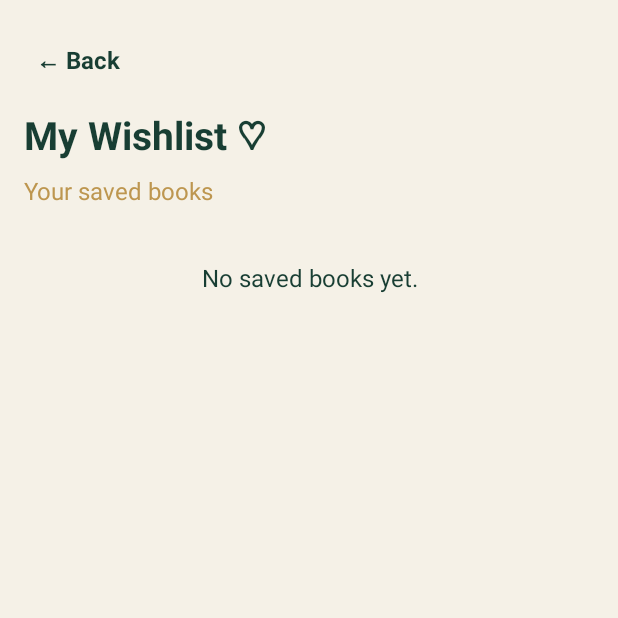
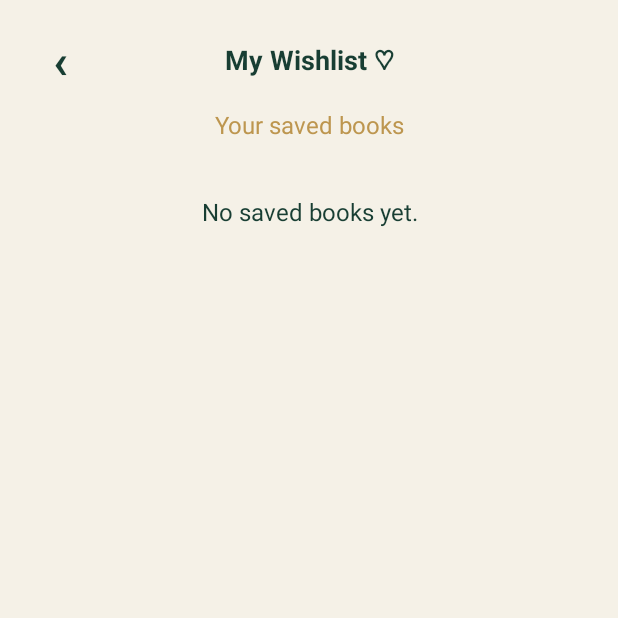
Before and after one commit to kellyMape/Novella-BookStore, an Android app: the WishlistActivity screen opened directly, with no data from a screen before it, on a phone screen of 412 x 824 dp, the top half of it. Run offline under Robolectric (Android 15) with nearby library versions, the phone set to English and light mode, and no system bars; our stand-ins replace Firebase (no records; nobody signed in at launch, a user with empty details on screens opened directly).

Commit message:
Wishlist header same as other screens

```diff
--- a/app/src/main/res/layout/activity_wishlist.xml
+++ b/app/src/main/res/layout/activity_wishlist.xml
@@ -8,30 +8,39 @@
     android:fitsSystemWindows="true"
     android:padding="16dp">
 
-    <!-- Back button -->
+    <!-- Heather: back button + title (same as the order screens) -->
+    <LinearLayout
+        android:layout_width="match_parent"
+        android:layout_height="wrap_content"
+        android:orientation="horizontal"
+        android:gravity="center_vertical"
+        android:layout_marginBottom="8dp">
+
     <TextView
         android:id="@+id/btnBackWishlist"
-        android:layout_width="wrap_content"
+        android:layout_width="48dp"
         android:layout_height="48dp"
-        android:text="← Back"
+        android:text="‹"
         android:textColor="#183E33"
-        android:textSize="16sp"
+        android:textSize="32sp"
         android:textStyle="bold"
-        android:gravity="center_vertical"
-        android:paddingHorizontal="8dp"
+        android:gravity="center"
         android:clickable="true"
-        android:focusable="true"
-        android:layout_marginBottom="8dp" />
+        android:focusable="true"/>
 
     <!-- Page title -->
     <TextView
-        android:layout_width="match_parent"
+        android:layout_width="0dp"
         android:layout_height="wrap_content"
+        android:layout_weight="1"
         android:text="My Wishlist ♡"
         android:textColor="#183E33"
-        android:textSize="26sp"
+        android:textSize="18sp"
         android:textStyle="bold"
-        android:layout_marginBottom="8dp" />
+        android:gravity="center"
+        android:layout_marginEnd="48dp" />
+
+    </LinearLayout>
 
     <!-- Subtitle -->
     <TextView
@@ -40,6 +49,7 @@
         android:text="Your saved books"
         android:textColor="#BD964F"
         android:textSize="16sp"
+        android:gravity="center"
         android:layout_marginBottom="16dp" />
 
     <!-- Empty wishlist message -->
```
